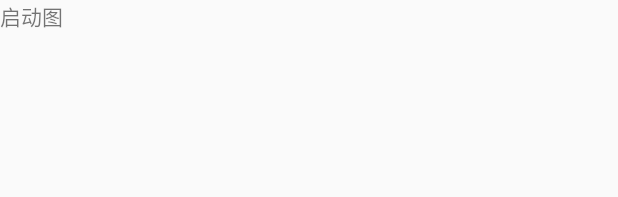
After one commit to XedGo/xposedstore, an Android app: the layout into_main.xml on its own in the app's theme, with its tools: preview values and no code run, on a phone screen of 412 x 824 dp. The commit adds this screen. Shown: the top 197 px of the screen. Run offline under Robolectric (Android 15) with nearby library versions, the phone set to English and light mode, and no system bars.

Commit message:
启动图

```diff
--- a/app/src/main/AndroidManifest.xml
+++ b/app/src/main/AndroidManifest.xml
@@ -10,6 +10,10 @@
             android:supportsRtl="true"
             android:theme="@style/AppTheme">
         <activity android:name=".MainActivity">
+
+        </activity>
+        <activity android:name=".IntoActivity"
+                  android:theme="@style/AppTheme.FullScreen">
             <intent-filter>
                 <action android:name="android.intent.action.MAIN"/>
 
--- /dev/null
+++ b/app/src/main/java/com/xunbug/xposed/xposedstore/IntoActivity.kt
@@ -0,0 +1,10 @@
+package com.xunbug.xposed.xposedstore
+
+/**
+ * 进入APP的页面，继承自BaseActivity,需要重写getLayoutResId方法，返回一个int类型
+**/
+
+class IntoActivity: BaseActivity(){
+    override fun getLayoutResId(): Int = R.layout.into_main
+
+}
--- /dev/null
+++ b/app/src/main/res/layout/into_main.xml
@@ -0,0 +1,13 @@
+<?xml version="1.0" encoding="utf-8"?>
+<LinearLayout xmlns:android="http://schemas.android.com/apk/res/android"
+              android:layout_width="match_parent"
+              android:layout_height="match_parent"
+              android:id="@+id/into_main">
+
+    <TextView
+            android:text="启动图"
+            android:layout_width="wrap_content"
+            android:layout_height="wrap_content"
+            android:id="@+id/qd"
+            android:layout_weight="1"/>
+</LinearLayout>
--- a/app/src/main/res/values/styles.xml
+++ b/app/src/main/res/values/styles.xml
@@ -1,11 +1,15 @@
 <resources>
 
     <!-- Base application theme. -->
-    <style name="AppTheme" parent="Theme.AppCompat.Light.DarkActionBar">
+    <style name="AppTheme" parent="Theme.AppCompat.Light.NoActionBar">
         <!-- Customize your theme here. -->
         <item name="colorPrimary">@color/colorPrimary</item>
         <item name="colorPrimaryDark">@color/colorPrimaryDark</item>
         <item name="colorAccent">@color/colorAccent</item>
     </style>
 
+    <!--没有顶部栏-->
+    <style name="AppTheme.FullScreen" parent="AppTheme">
+        <item name="android:windowFullscreen">true</item>
+    </style>
 </resources>
```
